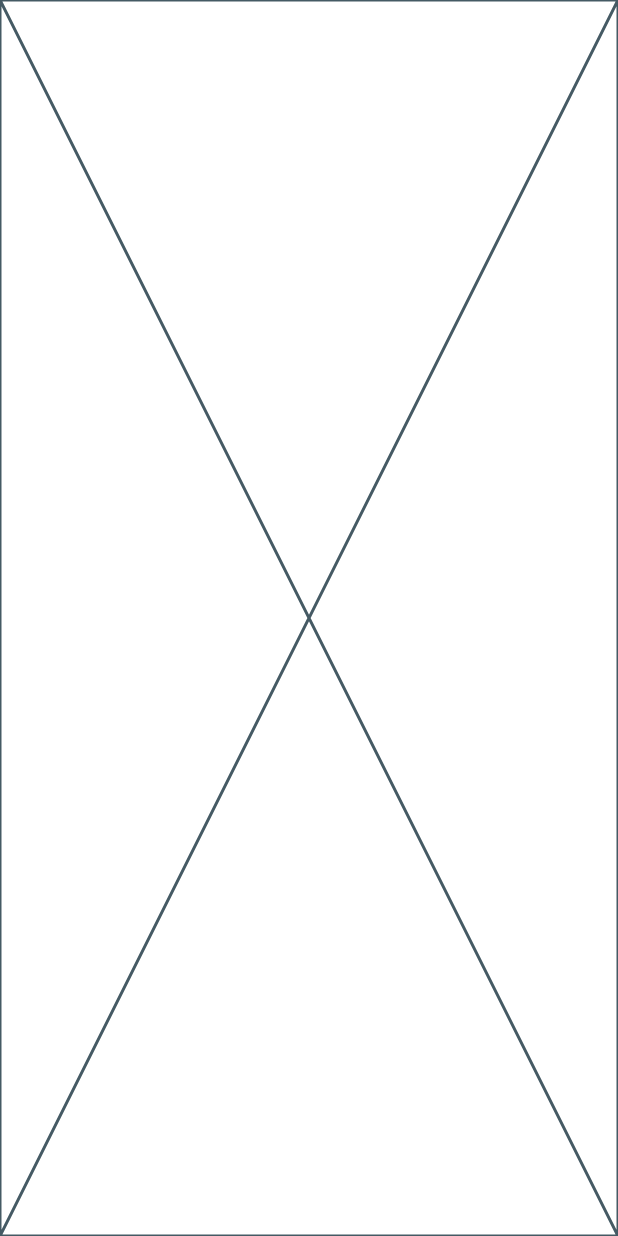
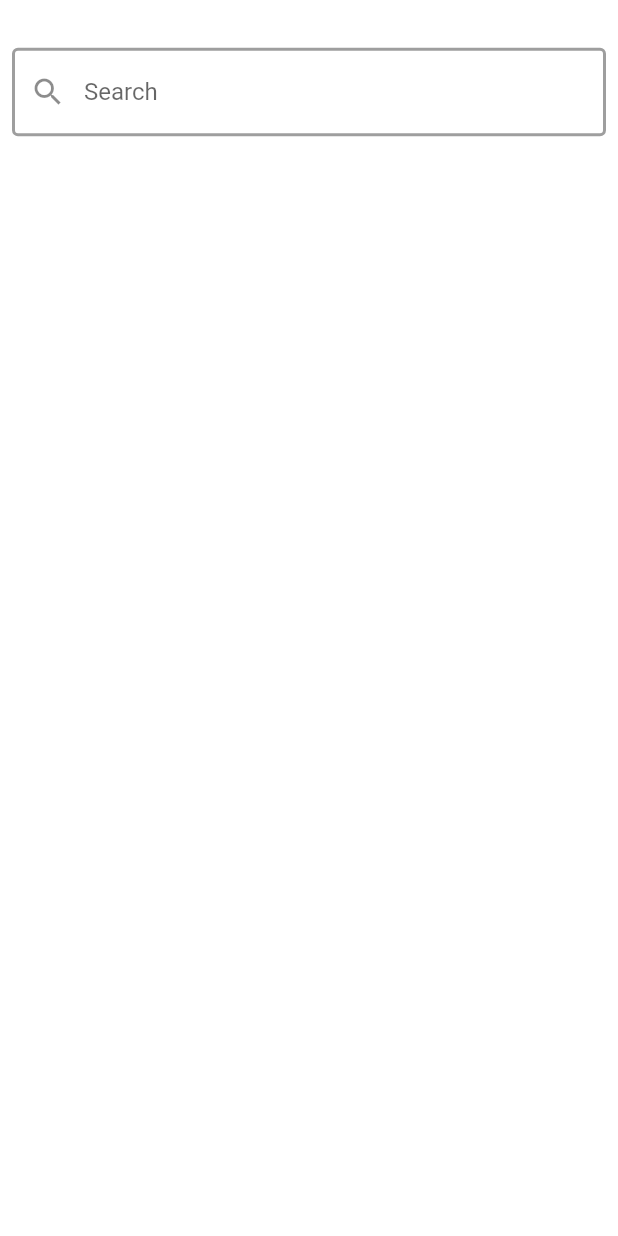
Before and after one commit to Ahmed-Hemdan/shop_app, a Flutter app: the LayoutScreen screen opened directly, item 2 of the bottom bar chosen, after a tap on the "search" icon, on a phone screen of 412 x 824 dp. Run offline on Flutter 3.47's test engine with Material 2 defaults, Android fonts, the phone set to English and light mode, and no system bars; our stand-ins replace dio, flutter_bloc, flutter_screenutil, fluttertoast, shared_preferences, smooth_page_indicator; accounts and stored records are empty; network calls fail.

Commit message:
finish search

```diff
--- a/lib/Screens/Search/SearchScreen.dart
+++ b/lib/Screens/Search/SearchScreen.dart
@@ -1,10 +1,69 @@
 import 'package:flutter/material.dart';
+import 'package:flutter_bloc/flutter_bloc.dart';
+import 'package:flutter_screenutil/flutter_screenutil.dart';
+import 'package:shop_app/Components/Components.dart';
+import 'package:shop_app/cubit/shop_cubit.dart';
 
-class SearchScreen extends StatelessWidget {
+class SearchScreen extends StatefulWidget {
   const SearchScreen({super.key});
 
   @override
+  State<SearchScreen> createState() => _SearchScreenState();
+}
+
+class _SearchScreenState extends State<SearchScreen> {
+  TextEditingController searchController = TextEditingController();
+  @override
   Widget build(BuildContext context) {
-    return const Placeholder();
+    return Scaffold(
+      body: SafeArea(
+        child: BlocConsumer<ShopCubit, ShopStates>(
+          listener: (context, states) {},
+          builder: (context, states) => Padding(
+            padding: const EdgeInsets.all(8.0),
+            child: Column(
+              children: [
+                SizedBox(
+                  height: 20.h,
+                ),
+                defaultTextFormField(
+
+                    controller: searchController,
+                    type: TextInputType.text,
+                    icon: const Icon(Icons.search),
+                    hint: "Search",
+                    validate: (value) {
+                      if (value!.isEmpty)
+                        return "Can't be empty !!!!!!!";
+                      else {
+                        null;
+                      }
+                    },
+                    onSubmit: (text) {
+                      ShopCubit.get(context).getSearch(text);
+                    }),
+                SizedBox(
+                  height: 5.h,
+                ),
+                if (states is GetSearchLoading) const LinearProgressIndicator(),
+                SizedBox(
+                  height: 5.h,
+                ),
+                if (states is GetSearchSuccess)
+                  Expanded(
+                    child: ListView.builder(
+                      physics: const BouncingScrollPhysics(),
+                      itemCount: ShopCubit.get(context).searchData!.data!.data!.length,
+                      itemBuilder: (context, index) {
+                        return searchListItem(ShopCubit.get(context).searchData!, index, context);
+                      },
+                    ),
+                  ),
+              ],
+            ),
+          ),
+        ),
+      ),
+    );
   }
 }
--- a/lib/cubit/shop_cubit.dart
+++ b/lib/cubit/shop_cubit.dart
@@ -1,5 +1,3 @@
-import 'dart:math';
-
 import 'package:flutter/material.dart';
 import 'package:flutter_bloc/flutter_bloc.dart';
 import 'package:shop_app/Components/Components.dart';
@@ -250,6 +248,7 @@ class ShopCubit extends Cubit<ShopStates> {
     DioHelper.postData(endPoint: "products/search", token: token, data: {
       "text": text
     }).then((value) {
+      searchData = SearchModel.fromJson(value.data);
       emit(GetSearchSuccess());
     }).catchError((error) {
       emit(GetSearchError());
```
Also changed, not shown: lib/Components/Components.dart (+63 -0 lines), lib/DioHelper/DioHelper.dart (+4 -4 lines), lib/Models/SearchModel.dart (+1 -41 lines).
